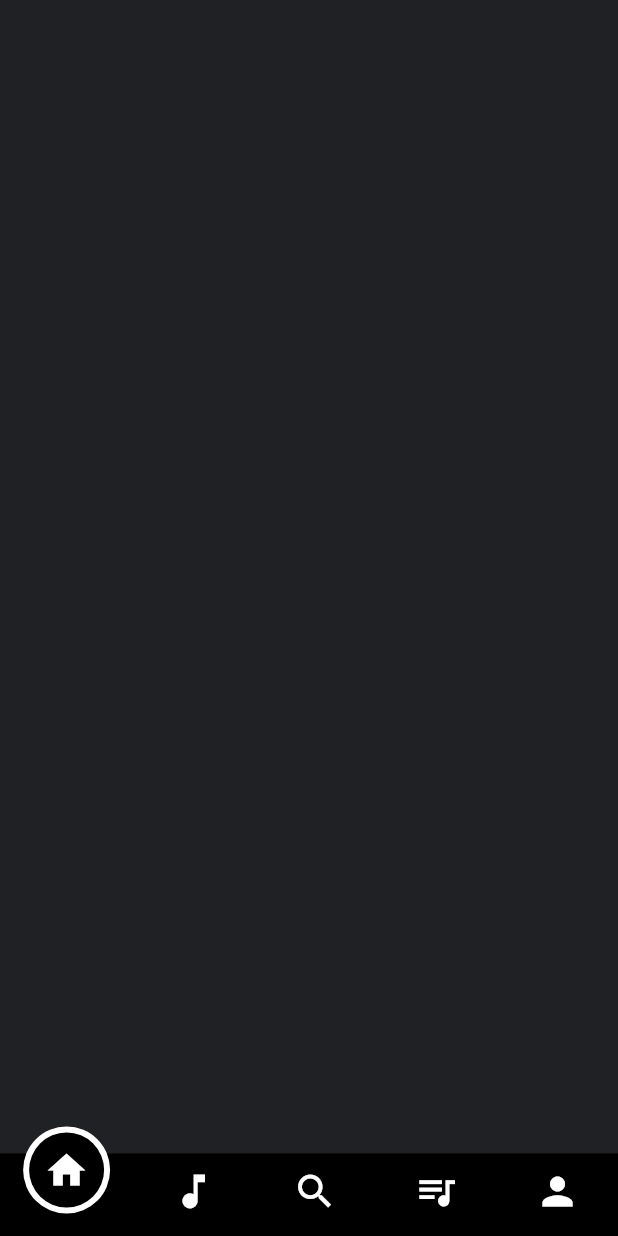
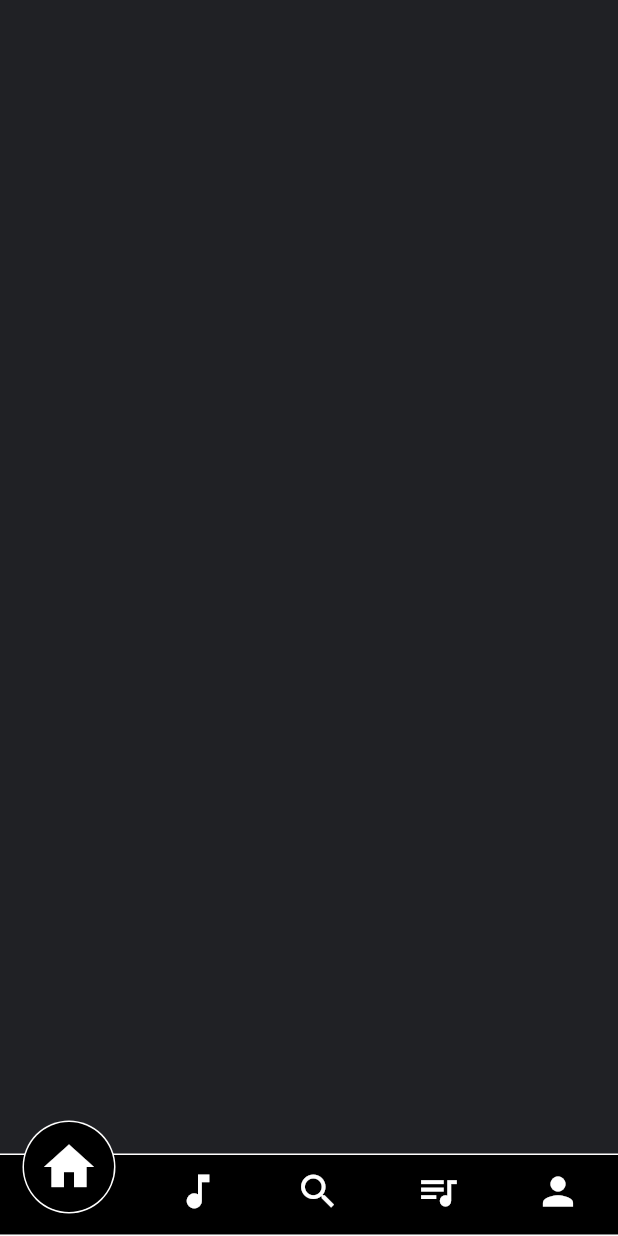
Before and after one commit to rajatKumar023/music_flutter, a Flutter app: the screen it shows after launch, on a phone screen of 412 x 824 dp. Run offline on Flutter 3.47's test engine with Material 2 defaults, Android fonts, the phone set to English and light mode, and no system bars; our stand-ins replace flutter_mobx, mobx; generated files the repository leaves out were written again.

Commit message:
added decoration to bottom tab bar

```diff
--- a/lib/customs/bottom_navigation_bar.dart
+++ b/lib/customs/bottom_navigation_bar.dart
@@ -11,12 +11,26 @@ class CustomBottomNavigationBar extends StatelessWidget {
           children: <Widget>[
             Positioned(
               bottom: 0,
-              child: Container(
-                width: MediaQuery.of(context).size.width,
-                height: 55.0,
-                decoration: BoxDecoration(
-                  color: Colors.black,
-                ),
+              child: Column(
+                children: <Widget>[
+                  Container(
+                    width: MediaQuery.of(context).size.width,
+                    height: 1,
+                    color: Colors.white,
+                  ),
+                  Container(
+                    width: MediaQuery.of(context).size.width,
+                    height: 53.0,
+                    decoration: BoxDecoration(
+                      color: Colors.black,
+                    ),
+                  ),
+                  Container(
+                    width: MediaQuery.of(context).size.width,
+                    height: 1,
+                    color: Colors.white,
+                  ),
+                ],
               ),
             ),
             Container(
@@ -69,11 +83,11 @@ class CustomBottomNavigationBar extends StatelessWidget {
             : Colors.transparent,
       ),
       padding: EdgeInsets.all(
-        tabBarStore.selectedTabBar == index ? 4.0 : 0.0,
+        tabBarStore.selectedTabBar == index ? 1.0 : 0.0,
       ),
       margin: EdgeInsets.only(
           bottom: tabBarStore.selectedTabBar == index ? 15.0 : 5.0),
-      child: InkWell(
+      child: GestureDetector(
         onTap: () {
           if (tabBarStore.selectedTabBar != index) {
             tabBarStore.changeTabBar(index);
@@ -89,8 +103,8 @@ class CustomBottomNavigationBar extends StatelessWidget {
           ),
           child: Icon(
             iconData,
-            color:Colors.white,
-            size: 30.0,
+            color: Colors.white,
+            size: tabBarStore.selectedTabBar == index ? 40.0 : 30.0,
           ),
         ),
       ),
```
